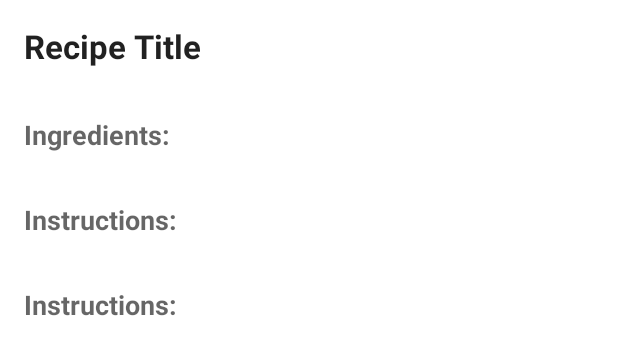
After one commit to klillenb/mobile-application-dev, an Android app: the layout fragment_recipe_detail.xml on its own in the app's theme, with its tools: preview values and no code run, on a phone screen of 412 x 824 dp. The commit adds this screen. Shown: the top 355 px of the screen. Run offline under Robolectric (Android 15) with nearby library versions, the phone set to English and light mode, and no system bars.

Commit message:
added detailed view of recipe

```diff
--- a/final/app/build.gradle
+++ b/final/app/build.gradle
@@ -39,6 +39,9 @@ android {
     buildFeatures {
         viewBinding true
     }
+    viewBinding {
+        enabled = true
+    }
 }
 
 dependencies {
--- a/final/app/src/main/java/com/example/mobileapp/ui/recipes/RecipeAdapter.kt
+++ b/final/app/src/main/java/com/example/mobileapp/ui/recipes/RecipeAdapter.kt
@@ -1,6 +1,7 @@
 package com.example.mobileapp.ui.recipes
 
 
+import android.annotation.SuppressLint
 import android.view.LayoutInflater
 import android.view.View
 import android.view.ViewGroup
@@ -23,10 +24,11 @@ class RecipeViewHolder(
     private val description : TextView = view.findViewById(R.id.description_recipe_list_item)
     private val picture : ImageView = view.findViewById(R.id.picture_recipe_list_item)
 
+    @SuppressLint("SetTextI18n")
     fun bind(recipeDto: RecipeDto){
         name.text = recipeDto.name
         description.text = recipeDto.description
-        ingredients.text = "Ingredients: ${recipeDto.ingredients.joinToString()}"
+        ingredients.text = "Ingredients: ${recipeDto.ingredients?.joinToString()}"
 
         picture.setImageResource(R.mipmap.ic_launcher)
 
--- /dev/null
+++ b/final/app/src/main/res/layout/fragment_recipe_detail.xml
@@ -0,0 +1,42 @@
+<?xml version="1.0" encoding="utf-8"?>
+<LinearLayout xmlns:android="http://schemas.android.com/apk/res/android"
+    android:layout_width="match_parent"
+    android:layout_height="match_parent"
+    android:orientation="vertical">
+
+    <TextView
+        android:id="@+id/textviewTitle"
+        android:layout_width="match_parent"
+        android:layout_height="wrap_content"
+        android:textAppearance="?android:attr/textAppearanceLarge"
+        android:text="Recipe Title"
+        android:padding="16dp"
+        android:textStyle="bold" />
+
+    <TextView
+        android:id="@+id/textviewIngredients"
+        android:layout_width="match_parent"
+        android:layout_height="wrap_content"
+        android:textAppearance="?android:attr/textAppearanceMedium"
+        android:text="Ingredients:"
+        android:padding="16dp"
+        android:textStyle="bold" />
+
+    <TextView
+        android:id="@+id/textviewInstructions"
+        android:layout_width="match_parent"
+        android:layout_height="wrap_content"
+        android:textAppearance="?android:attr/textAppearanceMedium"
+        android:text="Instructions:"
+        android:padding="16dp"
+        android:textStyle="bold" />
+    <TextView
+        android:id="@+id/textviewdescription"
+        android:layout_width="match_parent"
+        android:layout_height="wrap_content"
+        android:textAppearance="?android:attr/textAppearanceMedium"
+        android:text="Instructions:"
+        android:padding="16dp"
+        android:textStyle="bold" />
+
+</LinearLayout>
```
Also changed, not shown: final/app/src/main/java/com/example/mobileapp/dto/RecipeDto.kt (+39 -7 lines), final/app/src/main/java/com/example/mobileapp/ui/recipes/RecipeDetailFragment.kt (added, +49 -0 lines), final/app/src/main/java/com/example/mobileapp/ui/recipes/RecipesFragment.kt (+9 -1 lines).
